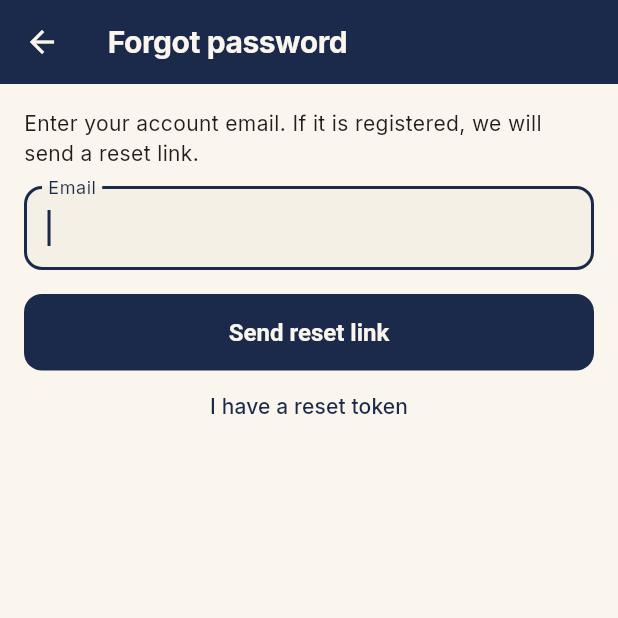
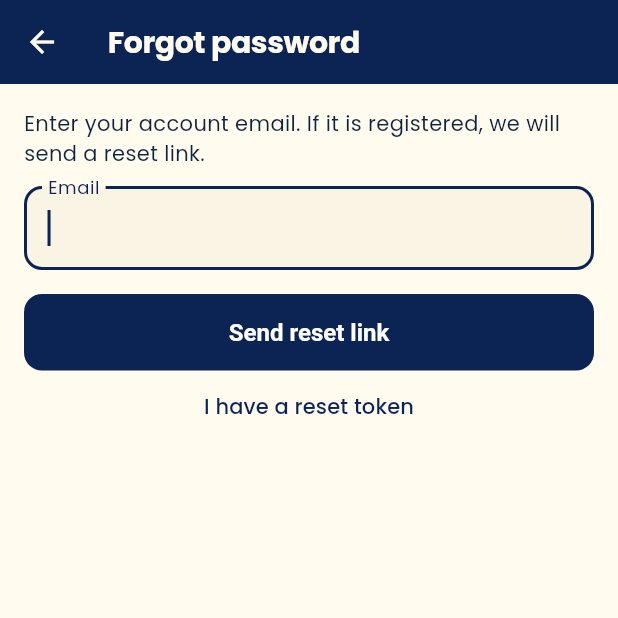
Before and after one commit to sytal/tasknest-app, a Flutter app: the screen it shows after launch, after a tap on "Log In", after a tap on "Forgot password?", on a phone screen of 412 x 824 dp, the top half of it. Run offline on Flutter 3.47's test engine with Material 3 defaults, Android fonts, the phone set to English and light mode, and no system bars; our stand-ins replace google_fonts, image_picker, shared_preferences; accounts and stored records are empty; network calls fail.

Commit message:
Apply TaskNest brand palette, logo assets, web icons and shared layout/brand widgets
Co-Authored-By: Claude Sonnet 5.5 <noreply@anthropic.com>

```diff
--- /dev/null
+++ b/lib/core/theme/brand_colors.dart
@@ -0,0 +1,49 @@
+import 'package:flutter/material.dart';
+
+/// Single source of truth for brand colours (from the TaskNest logo:
+/// navy bird, orange/amber nest, green leaf, warm cream background).
+class AppColors {
+  AppColors._();
+
+  // Brand tokens (light / dark pairs resolved in the theme).
+  static const navy = Color(0xFF0C2454);
+  static const navyTint = Color(0xFF8FB0FF); // navy on dark surfaces
+  static const navyDeep = Color(0xFF0C243C);
+  static const navyDark = Color(0xFF0B1626); // dark scaffold
+  static const orange = Color(0xFFF58A07);
+  static const orangeDark = Color(0xFFFFA533);
+  static const amber = Color(0xFFFCB40C);
+  static const amberDark = Color(0xFFFFC84A);
+  static const leaf = Color(0xFF5BA82E);
+  static const leafDark = Color(0xFF7CC653);
+  static const cream = Color(0xFFFFFBEF);
+  static const surface = Color(0xFFFFFFFF);
+  static const surfaceDark = Color(0xFF122338);
+  static const outline = Color(0xFFE6DFCB);
+  static const outlineDark = Color(0xFF26384F);
+  static const danger = Color(0xFFD64545);
+  static const dangerDark = Color(0xFFFF7A7A);
+
+  // Neutral text.
+  static const textPrimary = Color(0xFF0C243C);
+  static const textSecondary = Color(0xFF4B5A70);
+
+  // Legacy aliases kept so existing widgets pick up the new palette.
+  static const navy900 = navyDark;
+  static const navy800 = Color(0xFF122338);
+  static const navy700 = navy;
+  static const navy600 = Color(0xFF1B3A7A);
+  static const navy500 = Color(0xFF34507F);
+  static const navy200 = Color(0xFFB9C7DD);
+  static const navy100 = Color(0xFFE2E8F2);
+  static const cream50 = cream;
+  static const cream100 = Color(0xFFFFFBEF);
+  static const cream200 = Color(0xFFF6F0DE);
+  static const cream300 = outline;
+  static const textDarkPrimary = textPrimary;
+  static const textDarkSecondary = textSecondary;
+  static const success = leaf;
+  static const warning = amber;
+  static const error = danger;
+  static const info = navy;
+}
--- a/lib/theme/app_theme.dart
+++ b/lib/theme/app_theme.dart
@@ -1,40 +1,15 @@
 import 'package:flutter/material.dart';
 import 'package:google_fonts/google_fonts.dart';
+
+import '../core/theme/brand_colors.dart';
+
+export '../core/theme/brand_colors.dart';
 
 /// TaskNest design system: a premium "navy + cream" palette intended to read
 /// as a polished internal enterprise tool rather than a generic Material
 /// demo app. Light mode uses warm cream surfaces with deep navy accents;
 /// dark mode uses deep navy surfaces with cream text and navy-tinted
 /// elevation, rather than a naive inversion.
-class AppColors {
-  AppColors._();
-
-  // Brand navy.
-  static const navy900 = Color(0xFF0F1F3D); // deepest navy, dark bg
-  static const navy800 = Color(0xFF16284A);
-  static const navy700 = Color(0xFF1B2A4A); // primary brand navy
-  static const navy600 = Color(0xFF263C66);
-  static const navy500 = Color(0xFF34507F);
-  static const navy200 = Color(0xFFB9C4D6);
-  static const navy100 = Color(0xFFE2E7F0);
-
-  // Cream / warm neutrals.
-  static const cream50 = Color(0xFFFAF6EE); // light bg
-  static const cream100 = Color(0xFFF8F5EF); // card surface light
-  static const cream200 = Color(0xFFF1ECE1);
-  static const cream300 = Color(0xFFE6DFCF);
-
-  // Warm text neutrals.
-  static const textDarkPrimary = Color(0xFF231F16);
-  static const textDarkSecondary = Color(0xFF5B5748);
-
-  // Semantic accents (kept warm/muted to fit the elegant palette).
-  static const success = Color(0xFF2F9E6E);
-  static const warning = Color(0xFFC98A1F);
-  static const error = Color(0xFFC0462B);
-  static const info = Color(0xFF3D6FB0);
-}
-
 class AppTheme {
   AppTheme._();
 
@@ -45,38 +20,46 @@ class AppTheme {
     final isDark = brightness == Brightness.dark;
 
     final colorScheme = isDark
-        ? const ColorScheme.dark(
+        ? ColorScheme.fromSeed(
+            seedColor: AppColors.navy,
             brightness: Brightness.dark,
-            primary: AppColors.cream100,
-            onPrimary: AppColors.navy900,
-            secondary: AppColors.navy200,
-            onSecondary: AppColors.navy900,
-            surface: Color(0xFF14233F), // elevated navy card
-            onSurface: AppColors.cream100,
-            surfaceContainerHighest: Color(0xFF1C2E52),
-            error: Color(0xFFE38671),
-            onError: AppColors.navy900,
-            outline: Color(0xFF3C4E72),
+          ).copyWith(
+            primary: AppColors.navyTint,
+            onPrimary: AppColors.navyDark,
+            secondary: AppColors.orangeDark,
+            onSecondary: AppColors.navyDark,
+            tertiary: AppColors.leafDark,
+            onTertiary: AppColors.navyDark,
+            surface: AppColors.surfaceDark,
+            onSurface: const Color(0xFFEAF0FA),
+            surfaceContainerHighest: const Color(0xFF1B3050),
+            error: AppColors.dangerDark,
+            onError: AppColors.navyDark,
+            outline: AppColors.outlineDark,
           )
-        : const ColorScheme.light(
+        : ColorScheme.fromSeed(
+            seedColor: AppColors.navy,
             brightness: Brightness.light,
-            primary: AppColors.navy700,
-            onPrimary: AppColors.cream50,
-            secondary: AppColors.navy500,
-            onSecondary: Colors.white,
-            surface: AppColors.cream100,
-            onSurface: AppColors.textDarkPrimary,
+          ).copyWith(
+            primary: AppColors.navy,
+            onPrimary: Colors.white,
+            secondary: AppColors.orange,
+            onSecondary: AppColors.navyDeep,
+            tertiary: AppColors.leaf,
+            onTertiary: Colors.white,
+            surface: AppColors.surface,
+            onSurface: AppColors.textPrimary,
             surfaceContainerHighest: AppColors.cream200,
-            error: AppColors.error,
+            error: AppColors.danger,
             onError: Colors.white,
-            outline: Color(0xFFCFC6B2),
+            outline: AppColors.outline,
           );
 
-    final scaffoldBg = isDark ? AppColors.navy900 : AppColors.cream50;
-    final appBarBg = isDark ? AppColors.navy800 : AppColors.navy700;
+    final scaffoldBg = isDark ? AppColors.navyDark : AppColors.cream;
+    final appBarBg = isDark ? AppColors.surfaceDark : AppColors.navy;
     const appBarFg = AppColors.cream50;
 
-    final baseTextTheme = GoogleFonts.interTextTheme(
+    final baseTextTheme = GoogleFonts.poppinsTextTheme(
       isDark ? ThemeData.dark().textTheme : ThemeData.light().textTheme,
     );
 
@@ -103,8 +86,8 @@ class AppTheme {
           ),
         )
         .apply(
-          bodyColor: isDark ? AppColors.cream100 : AppColors.textDarkPrimary,
-          displayColor: isDark ? AppColors.cream100 : AppColors.textDarkPrimary,
+          bodyColor: colorScheme.onSurface,
+          displayColor: colorScheme.onSurface,
         );
 
     return ThemeData(
@@ -122,7 +105,7 @@ class AppTheme {
         elevation: 0,
         surfaceTintColor: Colors.transparent,
         iconTheme: const IconThemeData(color: appBarFg),
-        titleTextStyle: GoogleFonts.inter(
+        titleTextStyle: GoogleFonts.poppins(
           color: appBarFg,
           fontSize: 20,
           fontWeight: FontWeight.w700,
@@ -131,12 +114,12 @@ class AppTheme {
       ),
       cardTheme: CardThemeData(
         elevation: 0,
-        color: isDark ? const Color(0xFF17294B) : Colors.white,
+        color: isDark ? AppColors.surfaceDark : AppColors.surface,
         margin: const EdgeInsets.symmetric(vertical: 6),
         shape: RoundedRectangleBorder(
-          borderRadius: BorderRadius.circular(14),
+          borderRadius: BorderRadius.circular(16),
           side: BorderSide(
-            color: isDark ? const Color(0xFF2B3E64) : AppColors.cream300,
+            color: isDark ? AppColors.outlineDark : AppColors.outline,
             width: 1,
           ),
         ),
@@ -184,8 +167,8 @@ class AppTheme {
       ),
       filledButtonTheme: FilledButtonThemeData(
         style: FilledButton.styleFrom(
-          backgroundColor: isDark ? AppColors.cream100 : AppColors.navy700,
-          foregroundColor: isDark ? AppColors.navy900 : AppColors.cream50,
+          backgroundColor: colorScheme.primary,
+          foregroundColor: colorScheme.onPrimary,
           padding: const EdgeInsets.symmetric(vertical: 16, horizontal: 20),
           shape: RoundedRectangleBorder(
             borderRadius: BorderRadius.circular(12),
@@ -195,7 +178,7 @@ class AppTheme {
       ),
       outlinedButtonTheme: OutlinedButtonThemeData(
         style: OutlinedButton.styleFrom(
-          foregroundColor: isDark ? AppColors.cream100 : AppColors.navy700,
+          foregroundColor: colorScheme.primary,
           side: BorderSide(color: colorScheme.outline),
           padding: const EdgeInsets.symmetric(vertical: 14, horizontal: 18),
           shape: RoundedRectangleBorder(
@@ -204,9 +187,7 @@ class AppTheme {
         ),
       ),
       textButtonTheme: TextButtonThemeData(
-        style: TextButton.styleFrom(
-          foregroundColor: isDark ? AppColors.cream100 : AppColors.navy700,
-        ),
+        style: TextButton.styleFrom(foregroundColor: colorScheme.primary),
       ),
       elevatedButtonTheme: ElevatedButtonThemeData(
         style: ElevatedButton.styleFrom(
@@ -217,18 +198,18 @@ class AppTheme {
         ),
       ),
       floatingActionButtonTheme: FloatingActionButtonThemeData(
-        backgroundColor: isDark ? AppColors.cream100 : AppColors.navy700,
-        foregroundColor: isDark ? AppColors.navy900 : AppColors.cream50,
+        backgroundColor: colorScheme.secondary,
+        foregroundColor: colorScheme.onSecondary,
         shape: RoundedRectangleBorder(borderRadius: BorderRadius.circular(16)),
       ),
       dialogTheme: DialogThemeData(
-        backgroundColor: isDark ? const Color(0xFF17294B) : AppColors.cream100,
+        backgroundColor: isDark ? AppColors.surfaceDark : AppColors.surface,
         shape: RoundedRectangleBorder(borderRadius: BorderRadius.circular(16)),
       ),
       snackBarTheme: SnackBarThemeData(
-        backgroundColor: isDark ? AppColors.cream100 : AppColors.navy700,
+        backgroundColor: colorScheme.primary,
         contentTextStyle: TextStyle(
-          color: isDark ? AppColors.navy900 : AppColors.cream50,
+          color: colorScheme.onPrimary,
           fontWeight: FontWeight.w500,
         ),
         behavior: SnackBarBehavior.floating,
--- a/lib/widgets/loading_view.dart
+++ b/lib/widgets/loading_view.dart
@@ -23,7 +23,11 @@ class ErrorView extends StatelessWidget {
         child: Column(
           mainAxisSize: MainAxisSize.min,
           children: [
-            const Icon(Icons.error_outline, color: Colors.redAccent, size: 40),
+            Icon(
+              Icons.error_outline,
+              color: Theme.of(context).colorScheme.error,
+              size: 40,
+            ),
             const SizedBox(height: 12),
             Text(message, textAlign: TextAlign.center),
             if (onRetry != null) ...[
--- a/pubspec.yaml
+++ b/pubspec.yaml
@@ -59,6 +59,8 @@ dev_dependencies:
 
 # The following section is specific to Flutter packages.
 flutter:
+  assets:
+    - assets/brand/
 
   # The following line ensures that the Material Icons font is
   # included with your application, so that you can use the icons in
```
Also changed, not shown: lib/core/layout/responsive.dart (added, +78 -0 lines), lib/core/widgets/brand_logo.dart (added, +119 -0 lines), lib/widgets/board_view.dart (+76 -22 lines), lib/widgets/dashboard_sections.dart (+76 -22 lines), lib/widgets/status_priority_chips.dart (+7 -6 lines), lib/widgets/task_row.dart (+4 -4 lines), assets/brand/logo-mark.png (added), assets/brand/tasknest-logo.jpeg (added), 7 other files.
